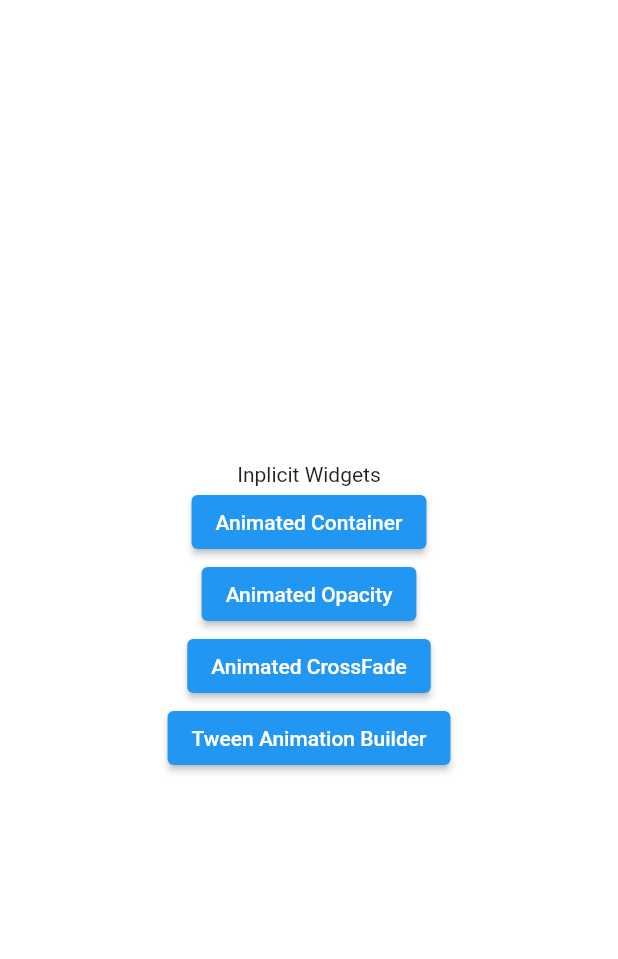
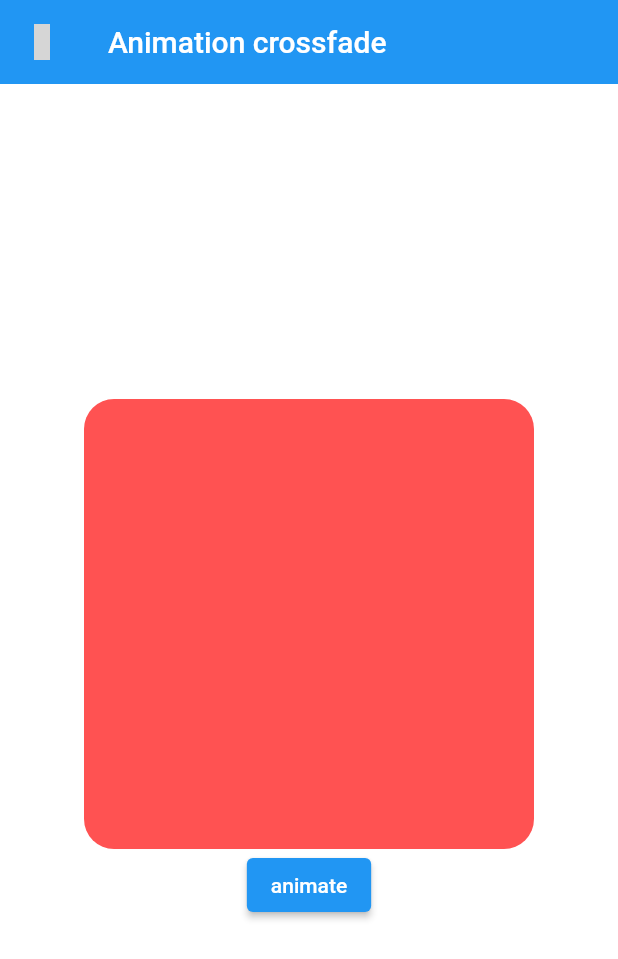
Before and after one commit to alirezat66/flutter_animations, a Flutter app: the screen it shows after launch, after a tap on "Animated CrossFade", on a phone screen of 412 x 824 dp. Shown: the top 959 px of the screen. Run offline on Flutter 3.47's test engine with Material 2 defaults, Android fonts, the phone set to English and light mode, and no system bars; our stand-ins replace iconly; grey boxes are pictures that could not be loaded.

Commit message:
add alignment animation

```diff
--- a/lib/main.dart
+++ b/lib/main.dart
@@ -1,4 +1,6 @@
+import 'package:animation_training/screen/animation_alignment_screen.dart';
 import 'package:animation_training/screen/animation_container_screen.dart';
+import 'package:animation_training/screen/animation_cross_fade.dart';
 import 'package:animation_training/screen/animation_opacity_screen.dart';
 import 'package:animation_training/screen/home_screen.dart';
 import 'package:flutter/material.dart';
@@ -19,8 +21,10 @@ class MyApp extends StatelessWidget {
       initialRoute: 'home',
       routes: {
         'home': (context) => HomeScreen(),
-        'container':(context)=> AnimationContainerScreen(),
-        'opacity':(context)=> OpacityAnimationScreen(),
+        'container': (context) => AnimationContainerScreen(),
+        'opacity': (context) => OpacityAnimationScreen(),
+        'crossfade': (context) => CrossFadeAnimationScreen(),
+        'alignment': (context) => AlignmentAnimationScreen(),
       },
     );
   }
--- /dev/null
+++ b/lib/screen/animation_cross_fade.dart
@@ -0,0 +1,67 @@
+import 'package:flutter/material.dart';
+import 'package:iconly/iconly.dart';
+
+class CrossFadeAnimationScreen extends StatefulWidget {
+  CrossFadeAnimationScreen({Key? key}) : super(key: key);
+
+  @override
+  _CrossFadeAnimationScreenState createState() =>
+      _CrossFadeAnimationScreenState();
+}
+
+class _CrossFadeAnimationScreenState extends State<CrossFadeAnimationScreen> {
+  CrossFadeState state = CrossFadeState.showFirst;
+  @override
+  Widget build(BuildContext context) {
+    return Scaffold(
+      backgroundColor: Colors.white,
+      appBar: AppBar(
+        elevation: 0,
+        title: Text('Animation crossfade'),
+        leading: IconButton(
+            onPressed: () {
+              Navigator.pop(context);
+            },
+            icon: Icon(IconlyLight.arrow_left)),
+      ),
+      body: Center(
+        child: Column(
+          mainAxisSize: MainAxisSize.max,
+          mainAxisAlignment: MainAxisAlignment.center,
+          crossAxisAlignment: CrossAxisAlignment.center,
+          children: [
+            AnimatedCrossFade(
+                firstChild: Container(
+                  width: 300,
+                  height: 300,
+                  decoration: BoxDecoration(
+                      color: Colors.redAccent,
+                      borderRadius: BorderRadius.circular(20)),
+                ),
+                secondChild: Container(
+                  width: 100,
+                  height: 100,
+                  decoration: BoxDecoration(
+                      color: Colors.blue,
+                      borderRadius: BorderRadius.circular(50)),
+                ),
+                firstCurve: Curves.easeInToLinear,
+                secondCurve: Curves.easeInToLinear,
+                sizeCurve: Curves.bounceOut,
+                crossFadeState: state,
+                duration: Duration(seconds: 1)),
+            ElevatedButton(
+                onPressed: () {
+                  setState(() {
+                    state = state == CrossFadeState.showFirst
+                        ? CrossFadeState.showSecond
+                        : CrossFadeState.showFirst;
+                  });
+                },
+                child: Text('animate'))
+          ],
+        ),
+      ),
+    );
+  }
+}
--- a/lib/screen/home_screen.dart
+++ b/lib/screen/home_screen.dart
@@ -26,7 +26,15 @@ class HomeScreen extends StatelessWidget {
                   },
                   child: Text('Animated Opacity')),
               ElevatedButton(
-                  onPressed: () {}, child: Text('Animated CrossFade')),
+                  onPressed: () {
+                    Navigator.pushNamed(context, 'crossfade');
+                  },
+                  child: Text('Animated CrossFade')),
+                  ElevatedButton(
+                  onPressed: () {
+                    Navigator.pushNamed(context, 'alignment');
+                  },
+                  child: Text('Animated Alignment')),
               ElevatedButton(
                   onPressed: () {}, child: Text('Tween Animation Builder')),
             ],
```
Also changed, not shown: lib/screen/animation_alignment_screen.dart (added, +107 -0 lines).
